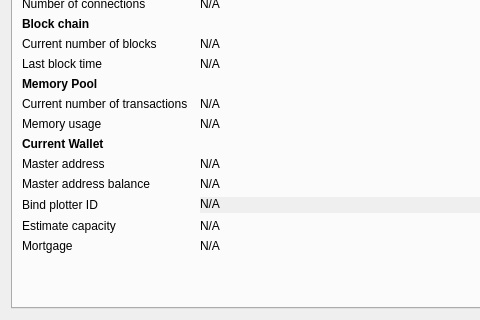
This is src/qt/forms/debugwindow.ui in goomario/btchd as Qt 5 draws it before an edit; both pictures show x 0 to 480 and y 229 to 549 of the 740 by 549 pixel window. The edited form follows.
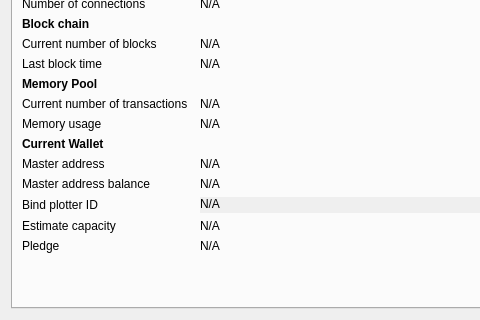
This is the edited form. Icons and pictures are not drawn. Custom widgets are drawn as their Qt base class.

Commit message: change mortgage to pledge

Diff of the .ui file:
```diff
--- a/src/qt/forms/debugwindow.ui
+++ b/src/qt/forms/debugwindow.ui
@@ -552,7 +552,7 @@
        <item row="21" column="0">
         <widget class="QLabel" name="labelMiningRequireMortgage">
          <property name="text">
-          <string>Mortgage</string>
+          <string>Pledge</string>
          </property>
         </widget>
        </item>
```
Left out of the diff: 4 changed lines with no effect on the pictures. The commit also changes 12 other files.
